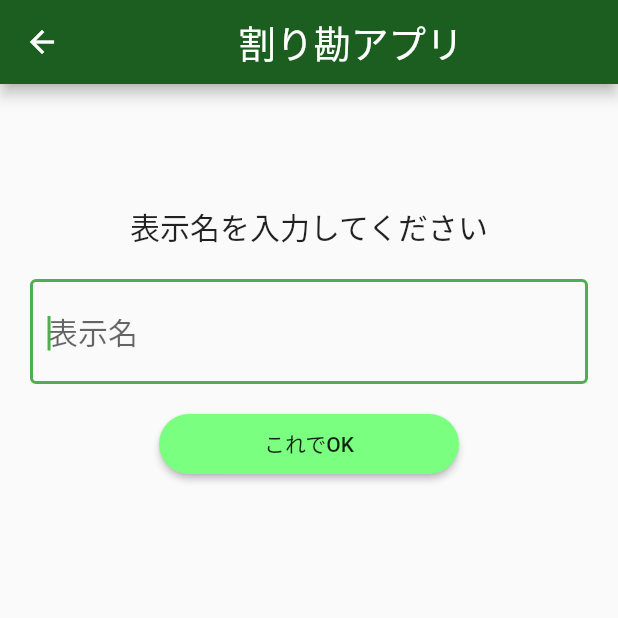
After one commit to mochi-yu/FairTreat-app-hacku2022, a Flutter app: the InputNamePage screen opened by its route, on a phone screen of 412 x 824 dp, the top half of it. The commit adds this screen. Run offline on Flutter 3.47's test engine with Material 2 defaults, Android fonts, the light colour scheme and no system bars; Roboto replaces fonts that are missing (MochiyPopPOne).

Commit message:
add: 表示名入力画面を追加

```diff
--- a/lib/main.dart
+++ b/lib/main.dart
@@ -1,5 +1,6 @@
 import 'package:flutter/material.dart';
 import './pages/top_page.dart';   // Top Page
+import './pages/pageList.dart';
 
 void main() {
   runApp(const MyApp());
@@ -17,9 +18,14 @@ class MyApp extends StatelessWidget {
         textTheme: const TextTheme(
           displayMedium: TextStyle(fontFamily: 'MochiyPopPOne', color: Colors.black),
           headlineSmall: TextStyle(fontFamily: 'MochiyPopPOne', color: Colors.black),
+          titleLarge: TextStyle(fontFamily: 'MochiyPopPOne', color: Colors.white, fontSize: 25),
+          titleMedium: TextStyle(fontSize: 20)
         )
       ),
       home: const MyHomePage(title: 'Flutter Demo Home Page'),
+      routes: <String, WidgetBuilder> {
+        '/inputNamePage': (BuildContext context) => const InputNamePage(),
+      },
     );
   }
 }
--- /dev/null
+++ b/lib/pages/input_name_page.dart
@@ -0,0 +1,43 @@
+// Input name page
+import 'package:flutter/material.dart';
+import '../components/header.dart';
+import '../components/largeButton.dart';
+
+class InputNamePage extends StatelessWidget {
+  const InputNamePage({super.key});
+
+  @override
+  Widget build(BuildContext context) {
+    return Scaffold(
+      appBar: const Header(),
+      body: Center(
+        child: Column(
+          children: [
+            const SizedBox(height: 80),
+            Text(
+              '表示名を入力してください',
+              style: Theme.of(context).textTheme.titleMedium,
+            ),
+            Padding(
+              padding: const EdgeInsets.symmetric(horizontal: 20, vertical: 20),
+              child: TextField(
+                autofocus: true,
+                decoration: const InputDecoration(
+                  border: OutlineInputBorder(),
+                  hintText: "表示名"
+                ),
+                onChanged: (value) { print(value); },
+              ),
+            ),
+            LargeButton(
+              label: "これでOK",
+              onPressed: () {
+                Navigator.of(context).pushReplacementNamed('/selectOperationPage');
+              }
+            ),
+          ],
+        ),
+      ),
+    );
+  }
+}
```
Also changed, not shown: lib/pages/top_page.dart (+8 -1 lines).
